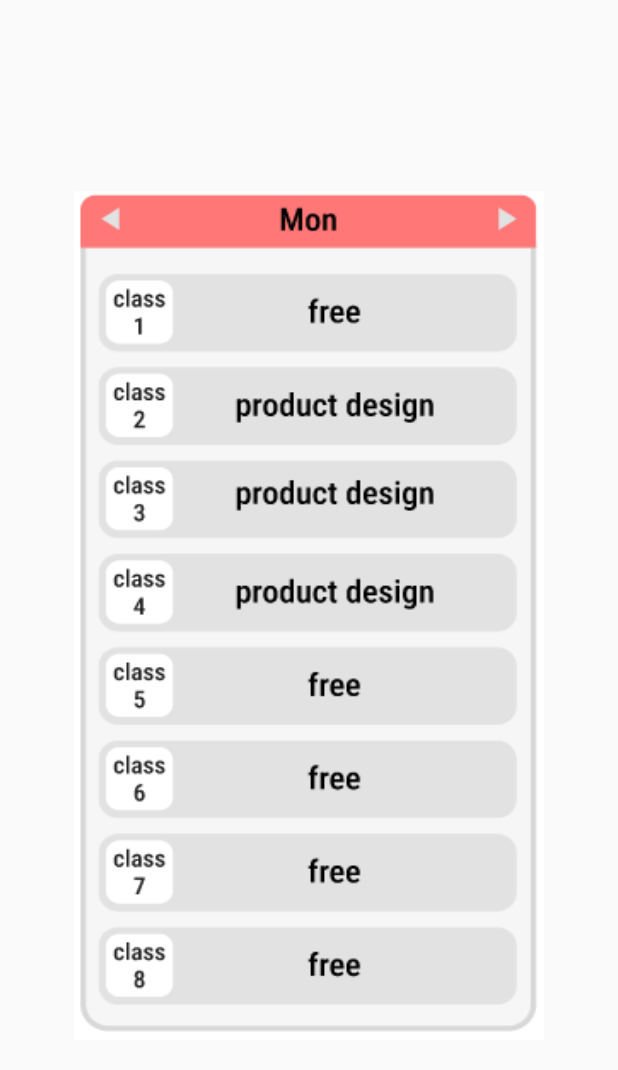
After one commit to 8igMac/pickup, a Flutter app: the screen it shows after launch, after a tap on "EDIT SCHEDULE", on a phone screen of 412 x 824 dp. The commit adds this screen. Shown: the top 1070 px of the screen. Run offline on Flutter 3.47's test engine with Material 2 defaults, Android fonts, the phone set to English and light mode, and no system bars; our stand-ins replace flutter_screenutil.

Commit message:
[FEAT] Edit schedule page.

```diff
--- a/lib/driver_home_page.dart
+++ b/lib/driver_home_page.dart
@@ -1,6 +1,7 @@
 import 'package:flutter/material.dart';
 import 'package:flutter_screenutil/flutter_screenutil.dart';
 import 'package:pickup/color.dart';
+import 'package:pickup/edit_schedule_page.dart';
 
 class DriverHomePage extends StatelessWidget {
   const DriverHomePage({
@@ -42,11 +43,18 @@ class DriverHomePage extends StatelessWidget {
                     fixedSize:
                         MaterialStateProperty.all<Size>(Size(325.w, 56.h)),
                   ),
-                  onPressed: null,
                   child: Text(
                     'EDIT SCHEDULE',
                     style: TextStyle(color: Colors.black),
                   ),
+                  onPressed: () {
+                    Navigator.push(
+                      context,
+                      MaterialPageRoute(
+                        builder: (context) => EditSchedulePage(),
+                      ),
+                    );
+                  },
                 ),
                 SizedBox(height: 24.h),
                 Container(
--- /dev/null
+++ b/lib/edit_schedule_page.dart
@@ -0,0 +1,28 @@
+import 'package:flutter/material.dart';
+import 'package:flutter_screenutil/flutter_screenutil.dart';
+
+class EditSchedulePage extends StatelessWidget {
+  const EditSchedulePage({Key? key}) : super(key: key);
+
+  @override
+  Widget build(BuildContext context) {
+    return Scaffold(
+      body: Padding(
+        padding: EdgeInsets.only(
+          left: 51.w,
+          right: 51.w,
+          top: 143.h,
+          bottom: 147.h,
+        ),
+        child: Container(
+          foregroundDecoration: BoxDecoration(
+            image: DecorationImage(
+              image: AssetImage('assets/images/schedule.png'),
+              fit: BoxFit.fill,
+            ),
+          ),
+        ),
+      ),
+    );
+  }
+}
```
Also changed, not shown: assets/images/schedule.png (added).
